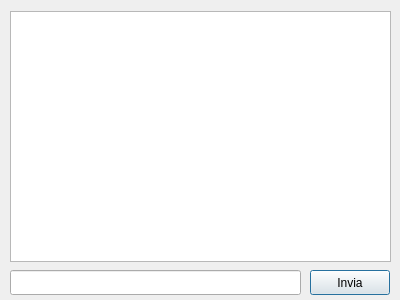
This is QTClient/home.ui in giuseppegiuffry/MeetingApp as Qt 5 draws it before an edit. The edited form follows.
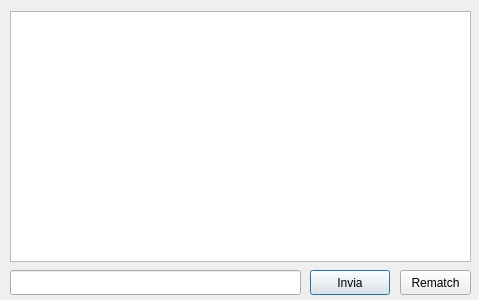
This is the edited form.

What changed in the file:
```diff
--- a/QTClient/home.ui
+++ b/QTClient/home.ui
@@ -6,7 +6,7 @@
    <rect>
     <x>0</x>
     <y>0</y>
-    <width>400</width>
+    <width>479</width>
     <height>300</height>
    </rect>
   </property>
@@ -18,7 +18,7 @@
     <rect>
      <x>10</x>
      <y>11</y>
-     <width>381</width>
+     <width>461</width>
      <height>251</height>
     </rect>
    </property>
@@ -46,6 +46,19 @@
     <string>Invia</string>
    </property>
   </widget>
+  <widget class="QPushButton" name="pushButton">
+   <property name="geometry">
+    <rect>
+     <x>400</x>
+     <y>270</y>
+     <width>71</width>
+     <height>25</height>
+    </rect>
+   </property>
+   <property name="text">
+    <string>Rematch</string>
+   </property>
+  </widget>
  </widget>
  <resources/>
  <connections/>
```
